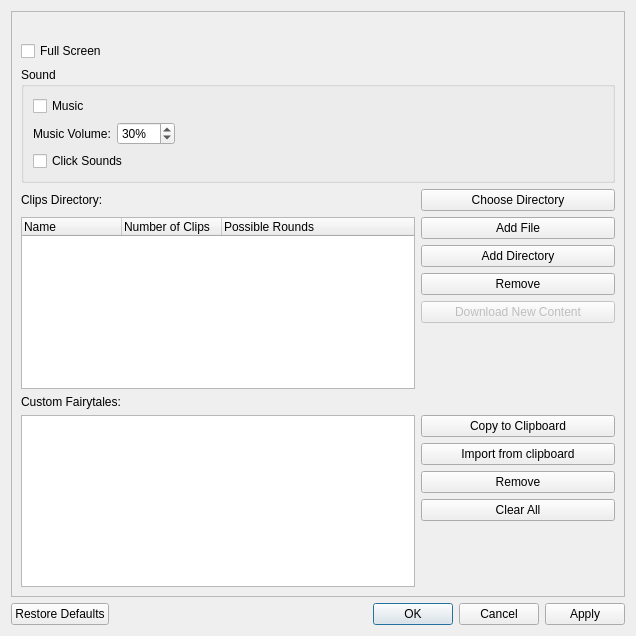
First picture: the form in ui/settings.ui, repository tdauth/gustavsfairyland, before the edit.
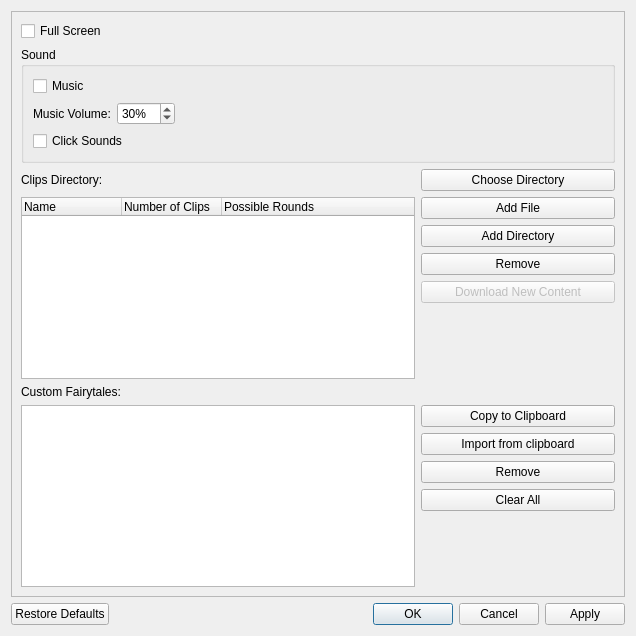
Second picture: the form after the edit.

Commit message:
Allow recording custom clips via main menu
The custom clips are stored in a copy of "custom.xml"
in the home directory.

The custom clips package is loaded as well as default package.

Patch:
```diff
--- a/ui/settings.ui
+++ b/ui/settings.ui
@@ -29,13 +29,6 @@
        </rect>
       </property>
       <layout class="QGridLayout" name="gridLayout_2">
-       <item row="0" column="1">
-        <widget class="QLabel" name="clipsDirectoryLabel">
-         <property name="text">
-          <string/>
-         </property>
-        </widget>
-       </item>
        <item row="6" column="0" colspan="2">
         <widget class="QListWidget" name="customFairytalesListWidget"/>
        </item>
@@ -296,6 +289,13 @@
          </property>
         </widget>
        </item>
+       <item row="3" column="1">
+        <widget class="QLabel" name="clipsDirectoryLabel">
+         <property name="text">
+          <string/>
+         </property>
+        </widget>
+       </item>
       </layout>
      </widget>
     </widget>
```
The commit also changes 11 other files.
